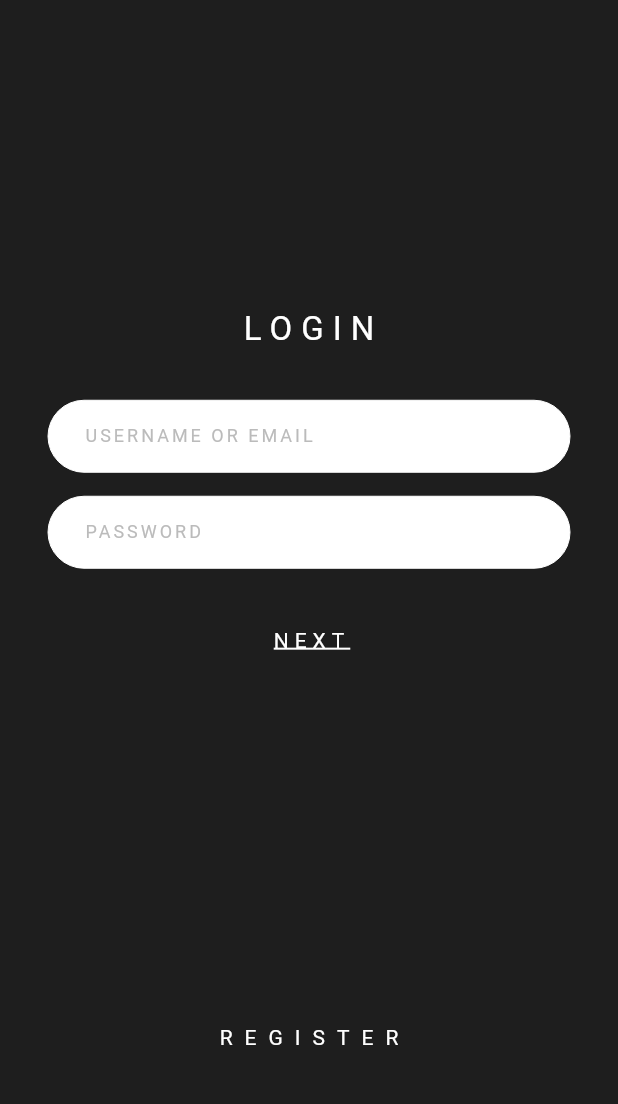
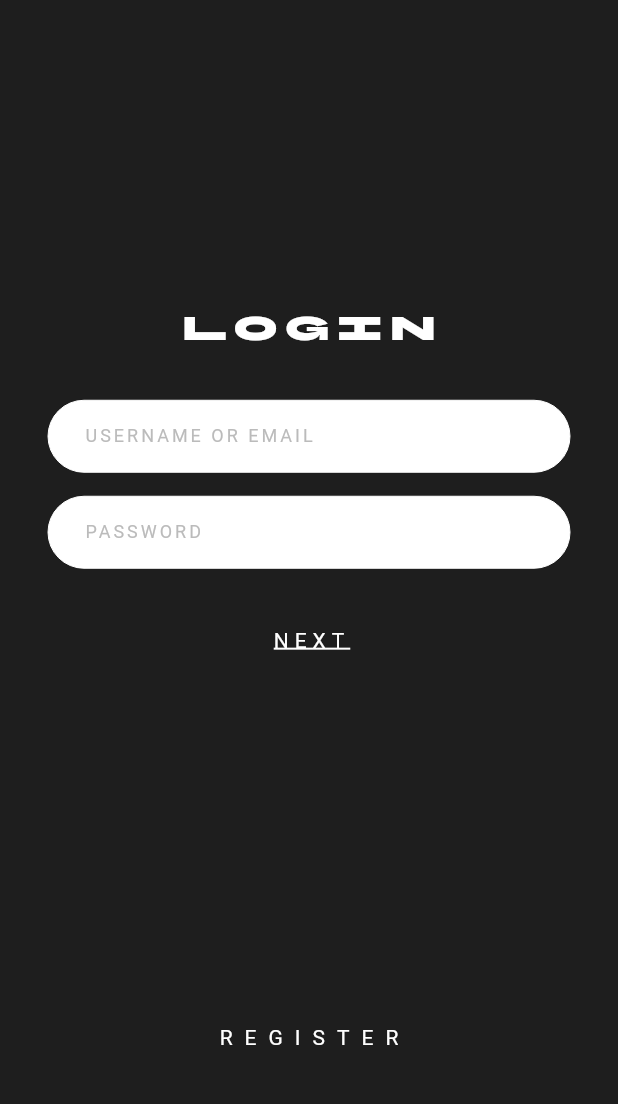
Before and after one commit to coolstavo/automaat, a Flutter app: the RegisterPage screen opened by its route, after a tap on "LOGIN", on a phone screen of 412 x 824 dp, the part 127-1231 px from its top. Run offline on Flutter 3.47's test engine with Material 3 defaults, Android fonts, the phone set to English and light mode, and no system bars; our stand-ins replace flutter_svg, shared_preferences; accounts and stored records are empty; Roboto replaces fonts that are missing (Bayon).

Commit message:
Add custom font and apply to login/register pages
Added BBHSansBartle-Regular.ttf to assets and registered it in pubspec.yaml as 'BHH Sans Bartleby'. Updated login and register page titles to use the new custom font.

```diff
--- a/lib/pages/login.dart
+++ b/lib/pages/login.dart
@@ -89,6 +89,7 @@ class _LoginPageState extends State<LoginPage> {
                       const Text(
                         'LOGIN',
                         style: TextStyle(
+                          fontFamily: 'BHH Sans Bartleby',
                           color: Colors.white,
                           fontSize: 22,
                           letterSpacing: 6,
--- a/lib/pages/register.dart
+++ b/lib/pages/register.dart
@@ -95,6 +95,7 @@ class _RegisterPageState extends State<RegisterPage> {
                         const Text(
                           'REGISTER',
                           style: TextStyle(
+                            fontFamily: 'BHH Sans Bartleby',
                             color: Colors.white,
                             fontSize: 22,
                             letterSpacing: 6,
--- a/pubspec.yaml
+++ b/pubspec.yaml
@@ -61,6 +61,10 @@ flutter:
 
   assets:
     - assets/images/logo_automaat.svg
+  fonts:
+    - family: BHH Sans Bartleby
+      fonts:
+        - asset: assets/fonts/BBHSansBartle-Regular.ttf
 
 
   # To add assets to your application, add an assets section, like this:
```
Also changed, not shown: assets/fonts/BBHSansBartle-Regular.ttf (added).
